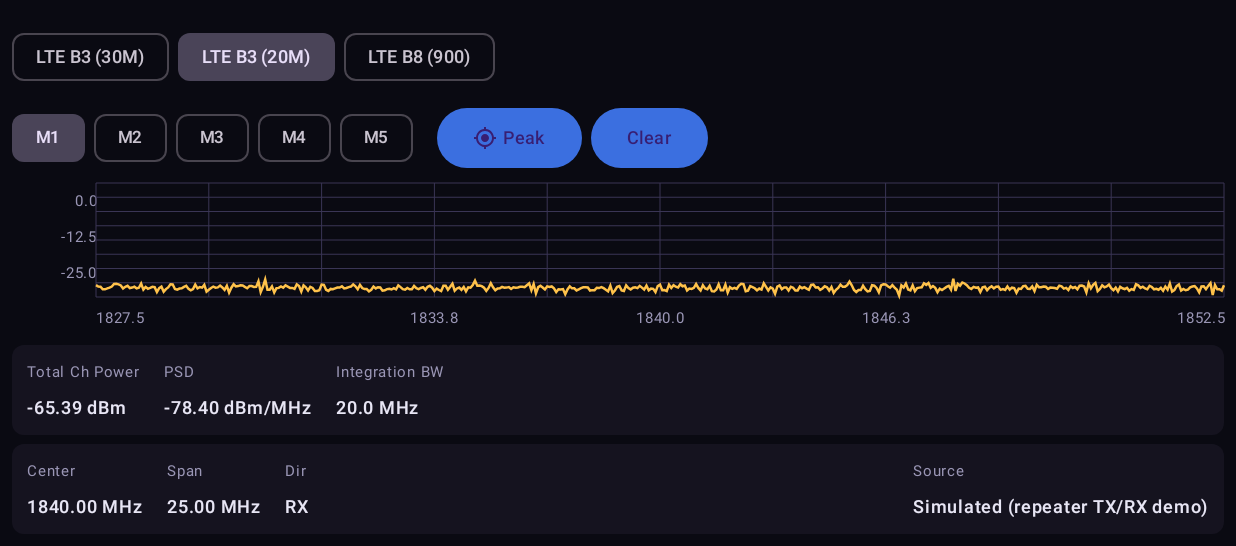
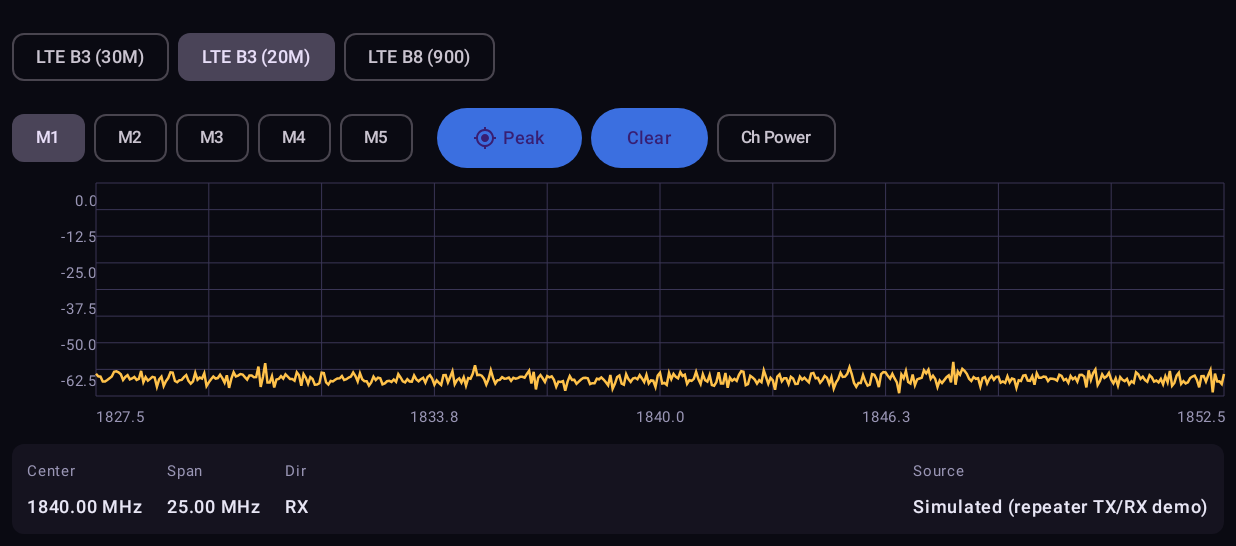
Before and after one commit to hoshkk/Lte_du_env, an Android app built with Jetpack Compose: the screen it shows after launch (MainActivity), on a phone screen of 824 x 412 dp (held sideways), the part 72-618 px from its top. Run offline under Robolectric (Android 15) with nearby library versions, the phone set to English and light mode, and no system bars.

Commit message:
Make Channel Power toggleable (off by default)
Added a "Ch Power" chip next to Peak/Clear in the marker row - matches
selecting/deselecting MEASURE > Channel Power on a real analyzer rather
than always showing the readout. Channel power is still computed on
every frame regardless (cheap), the toggle only controls whether
ChannelPowerBar renders. Also added horizontalScroll to the marker row
since it was getting crowded with 5 marker chips + Peak + Clear + this.

Co-Authored-By: Claude Sonnet 5 <noreply@anthropic.com>
Claude-Session: https://claude.ai/code/session_012ht2hh31AbUHpEeUGvoyqR

```diff
--- a/app/src/main/java/com/lteduenv/spectrum/ui/SpectrumApp.kt
+++ b/app/src/main/java/com/lteduenv/spectrum/ui/SpectrumApp.kt
@@ -72,6 +72,7 @@ fun SpectrumApp(viewModel: SpectrumViewModel = viewModel()) {
                     onSelectMarker = viewModel::selectMarker,
                     onPeak = viewModel::peakSearch,
                     onClear = viewModel::clearSelectedMarker,
+                    onToggleChannelPower = viewModel::setChannelPowerEnabled,
                 )
                 Spacer(Modifier.height(6.dp))
             }
@@ -92,7 +93,7 @@ fun SpectrumApp(viewModel: SpectrumViewModel = viewModel()) {
                 }
             }
 
-            if (state.mode == MeasurementMode.SPECTRUM) {
+            if (state.mode == MeasurementMode.SPECTRUM && state.channelPowerEnabled) {
                 Spacer(Modifier.height(6.dp))
                 ChannelPowerBar(state)
             }
@@ -160,8 +161,13 @@ private fun MarkerRow(
     onSelectMarker: (Int) -> Unit,
     onPeak: () -> Unit,
     onClear: () -> Unit,
+    onToggleChannelPower: (Boolean) -> Unit,
 ) {
-    Row(verticalAlignment = androidx.compose.ui.Alignment.CenterVertically, horizontalArrangement = Arrangement.spacedBy(6.dp)) {
+    Row(
+        Modifier.horizontalScroll(rememberScrollState()),
+        verticalAlignment = androidx.compose.ui.Alignment.CenterVertically,
+        horizontalArrangement = Arrangement.spacedBy(6.dp),
+    ) {
         state.markers.forEach { marker ->
             FilterChip(
                 selected = state.selectedMarker == marker.index,
@@ -181,6 +187,11 @@ private fun MarkerRow(
             Text("Peak", fontSize = 12.sp)
         }
         Button(onClick = onClear) { Text("Clear", fontSize = 12.sp) }
+        FilterChip(
+            selected = state.channelPowerEnabled,
+            onClick = { onToggleChannelPower(!state.channelPowerEnabled) },
+            label = { Text("Ch Power", fontSize = 11.sp) },
+        )
     }
 }
 
--- a/app/src/main/java/com/lteduenv/spectrum/viewmodel/SpectrumViewModel.kt
+++ b/app/src/main/java/com/lteduenv/spectrum/viewmodel/SpectrumViewModel.kt
@@ -38,6 +38,8 @@ data class SpectrumUiState(
     val spectrumFrame: SpectrumFrame? = null,
     /** Total Channel Power over [SweepConfig.integrationBwMhz] - see [SpectrumFrame.channelPowerDbm]. */
     val channelPowerDbm: Double? = null,
+    /** Whether the Channel Power readout is shown - like selecting/deselecting MEASURE > Channel Power. */
+    val channelPowerEnabled: Boolean = false,
     val vswrFrame: VswrFrame? = null,
     val dtfFrame: DtfFrame? = null,
     val cableLossResult: CableLossResult? = null,
@@ -220,6 +222,11 @@ class SpectrumViewModel(application: Application) : AndroidViewModel(application
         restartReadingLoop()
     }
 
+    /** Shows/hides the Channel Power readout - it's always computed, this just controls display. */
+    fun setChannelPowerEnabled(enabled: Boolean) {
+        _uiState.update { it.copy(channelPowerEnabled = enabled) }
+    }
+
     fun selectMarker(index: Int) {
         _uiState.update { it.copy(selectedMarker = index) }
     }
```
